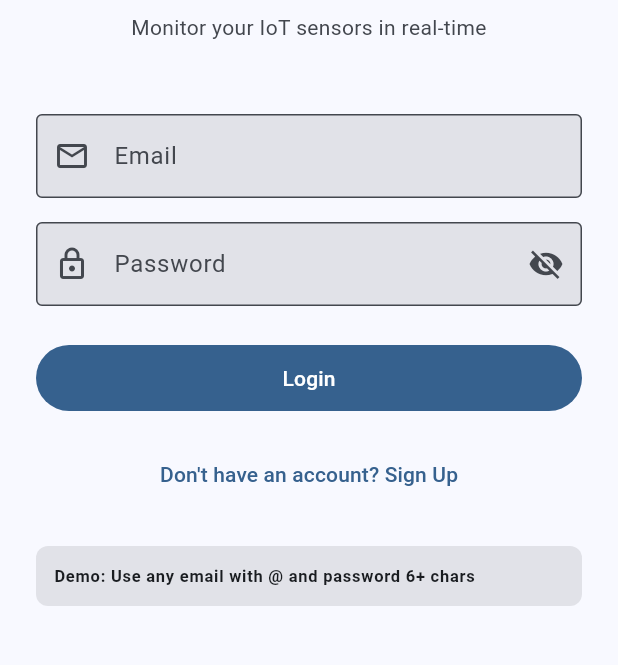
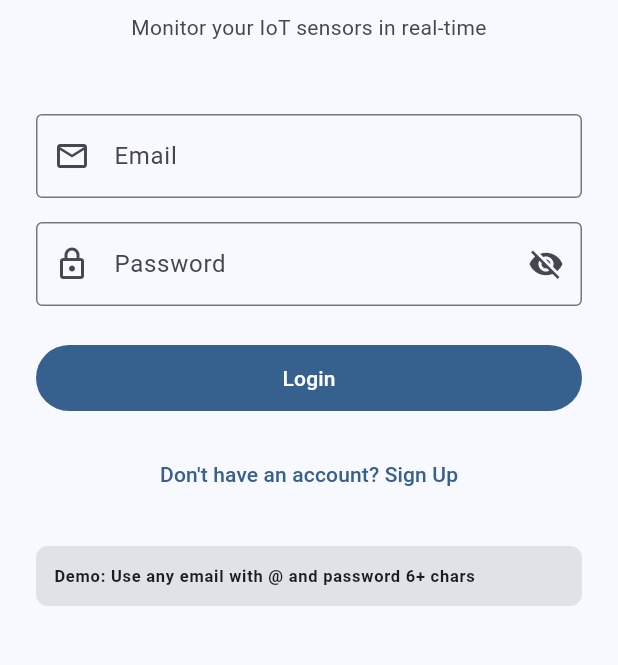
Before and after one commit to miahornett/Iot-and-AI-Home-Assistant-, a Flutter app: the screen it shows after launch, on a phone screen of 412 x 824 dp, the part 414-1079 px from its top. Run offline on Flutter 3.47's test engine with Material 3 defaults, Android fonts, the phone set to English and light mode, and no system bars; our stand-ins replace flutter_riverpod, go_router, shared_preferences.

Commit message:
feat: update files 6

```diff
--- a/smart_home_app/lib/core/router/app_router.dart
+++ b/smart_home_app/lib/core/router/app_router.dart
@@ -1,4 +1,3 @@
-import 'package:flutter/material.dart';
 import 'package:flutter_riverpod/flutter_riverpod.dart';
 import 'package:go_router/go_router.dart';
 import '../../features/auth/presentation/login_screen.dart';
--- a/smart_home_app/lib/core/theme/app_theme.dart
+++ b/smart_home_app/lib/core/theme/app_theme.dart
@@ -8,14 +8,6 @@ class AppTheme {
       brightness: Brightness.light,
     ),
     appBarTheme: const AppBarTheme(centerTitle: false, elevation: 0),
-    cardTheme: CardTheme(
-      elevation: 2,
-      shape: RoundedRectangleBorder(borderRadius: BorderRadius.circular(12)),
-    ),
-    inputDecorationTheme: InputDecorationTheme(
-      border: OutlineInputBorder(borderRadius: BorderRadius.circular(8)),
-      filled: true,
-    ),
   );
 
   static ThemeData darkTheme = ThemeData(
@@ -25,13 +17,5 @@ class AppTheme {
       brightness: Brightness.dark,
     ),
     appBarTheme: const AppBarTheme(centerTitle: false, elevation: 0),
-    cardTheme: CardTheme(
-      elevation: 2,
-      shape: RoundedRectangleBorder(borderRadius: BorderRadius.circular(12)),
-    ),
-    inputDecorationTheme: InputDecorationTheme(
-      border: OutlineInputBorder(borderRadius: BorderRadius.circular(8)),
-      filled: true,
-    ),
   );
 }
--- a/smart_home_app/lib/data/mock_data.dart
+++ b/smart_home_app/lib/data/mock_data.dart
@@ -70,9 +70,8 @@ final mockSensorsProvider = Provider<List<MockSensor>>((ref) {
 
 // Routines state notifier
 class RoutinesNotifier extends StateNotifier<List<MockRoutine>> {
-  RoutinesNotifier() : super(_initialRoutines);
-
-  static final List<MockRoutine> _initialRoutines = [
+  RoutinesNotifier()
+    : super([
         MockRoutine(
           id: 1,
           scope: 'daily',
@@ -81,7 +80,7 @@ class RoutinesNotifier extends StateNotifier<List<MockRoutine>> {
           endTime: DateTime.now().add(const Duration(hours: 1)),
           createdAt: DateTime.now().subtract(const Duration(days: 1)),
         ),
-  ];
+      ]);
 
   void addRoutine(MockRoutine routine) {
     state = [...state, routine];
```
Also changed, not shown: smart_home_app/pubspec.yaml (+2 -71 lines). Lines whose indentation alone changed are shown as unchanged.
